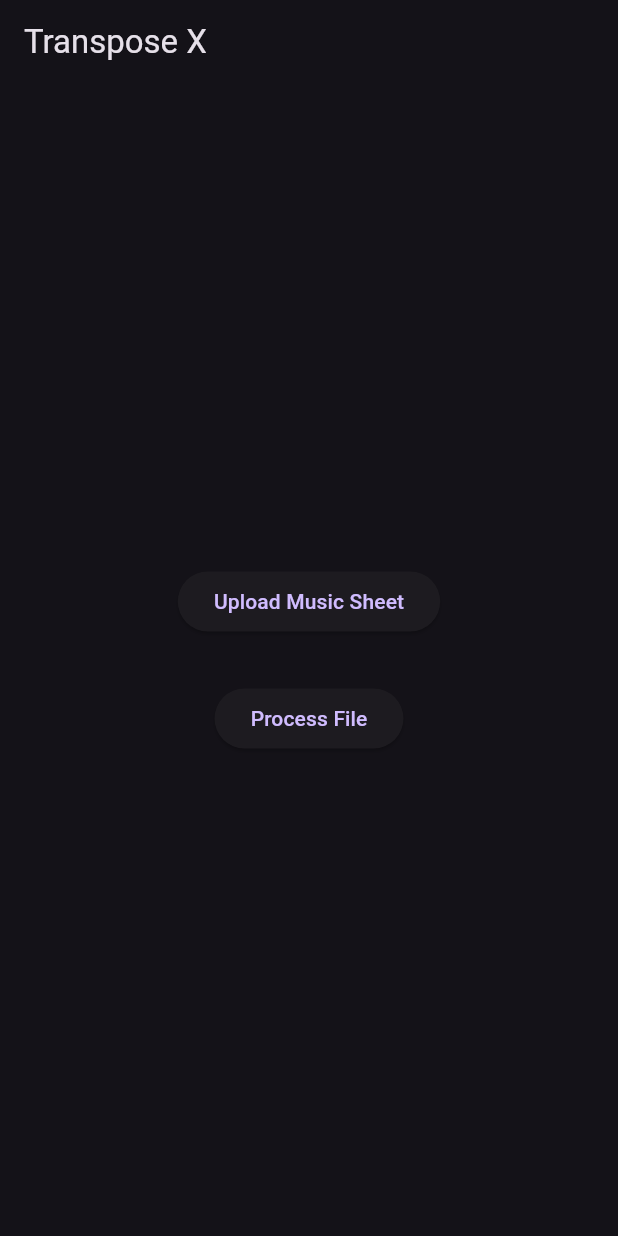
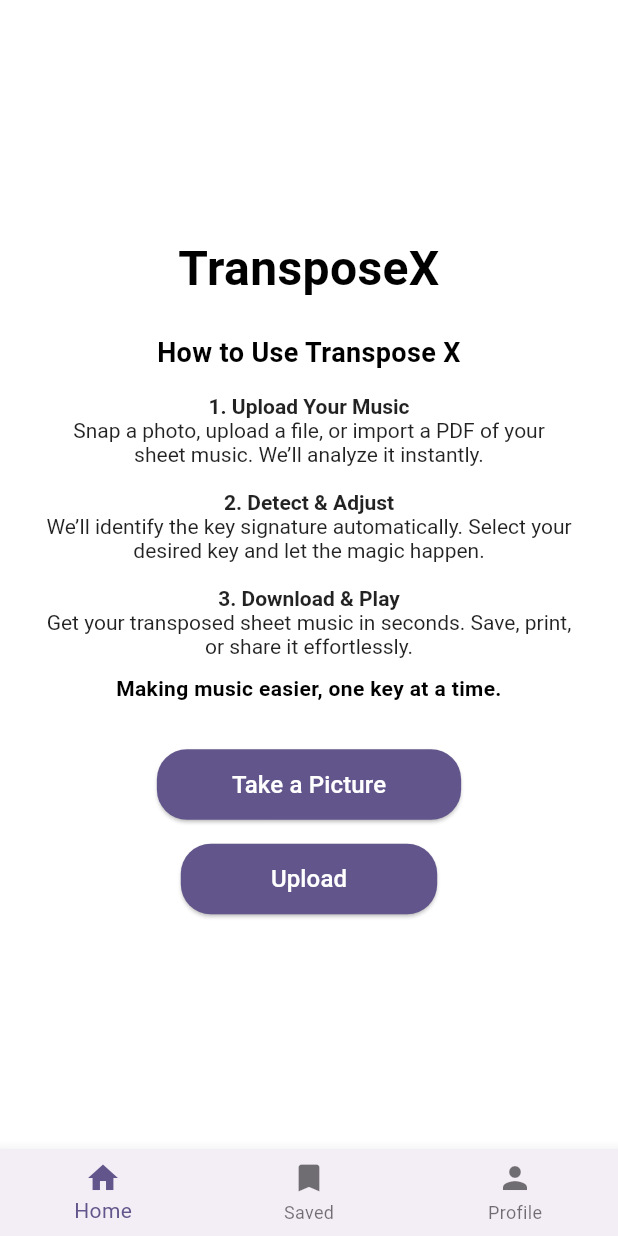
Before and after one commit to cchristinezhou/transposeX, a Flutter app: the screen it shows after launch, on a phone screen of 412 x 824 dp. Run offline on Flutter 3.47's test engine with Material 3 defaults, Android fonts, the phone set to English and light mode, and no system bars; our stand-ins replace webview_flutter.

Commit message:
set up nav flow & cleaned up home screen

```diff
--- a/transpose_x/lib/main.dart
+++ b/transpose_x/lib/main.dart
@@ -6,17 +6,15 @@ void main() {
   runApp(TransposeXApp());
 }
 
+
 class TransposeXApp extends StatelessWidget {
   @override
   Widget build(BuildContext context) {
     return MaterialApp(
+      debugShowCheckedModeBanner: false,
       title: 'Transpose X',
-      theme: ThemeData.dark(),
-      initialRoute: '/',
-      routes: {
-        '/': (context) => HomeScreen(),
-        '/viewSheet': (context) => ViewSheetScreen(xmlUrl: 'https://your-transposed-file.xml'),
-      },
+      theme: ThemeData.light(),
+      home: HomeScreen(),
     );
   }
 }
--- a/transpose_x/lib/screens/home_screen.dart
+++ b/transpose_x/lib/screens/home_screen.dart
@@ -1,6 +1,6 @@
 import 'package:flutter/material.dart';
-import 'package:file_picker/file_picker.dart';
-import '../services/api_service.dart';
+import 'saved_screen.dart';
+import 'profile_screen.dart';
 
 class HomeScreen extends StatefulWidget {
   @override
@@ -8,55 +8,149 @@ class HomeScreen extends StatefulWidget {
 }
 
 class _HomeScreenState extends State<HomeScreen> {
-  String? _filePath;
+  int _selectedIndex = 0; // Track selected tab index
 
-  void _pickFile() async {
-    FilePickerResult? result = await FilePicker.platform.pickFiles(
-      type: FileType.custom,
-      allowedExtensions: ['xml', 'pdf', 'jpeg', 'png'],
-    );
+  final List<Widget> _screens = [
+    HomeScreenContent(), // Actual home page content
+    SavedScreen(),       // Blank Saved screen
+    ProfileScreen(),     // Blank Profile screen
+  ];
 
-    if (result != null) {
-      setState(() {
-        _filePath = result.files.single.path;
-      });
-    }
-  }
-
-  void _uploadFile() async {
-    if (_filePath == null) return;
-
-    bool success = await ApiService.uploadFile(_filePath!);
-    if (success) {
-      ScaffoldMessenger.of(context).showSnackBar(
-        SnackBar(content: Text('File uploaded successfully!')),
-      );
-    } else {
-      ScaffoldMessenger.of(context).showSnackBar(
-        SnackBar(content: Text('Upload failed!')),
-      );
-    }
+  void _onItemTapped(int index) {
+    setState(() {
+      _selectedIndex = index; // Switch between screens
+    });
   }
 
   @override
   Widget build(BuildContext context) {
     return Scaffold(
-      appBar: AppBar(title: Text('Transpose X')),
-      body: Center(
+      body: Container(
+        color: Colors.white,
+        child: _screens[_selectedIndex],
+      ),
+      bottomNavigationBar: Container(
+        color: Color.fromARGB(255, 243, 237, 246),
+        child: BottomNavigationBar(
+          currentIndex: _selectedIndex,
+          selectedItemColor: Color.fromARGB(255, 98, 85, 139),
+          unselectedItemColor: Colors.black54,
+          backgroundColor: Color.fromARGB(255, 243, 237, 246),
+          onTap: _onItemTapped, // Handle taps
+          items: const [
+            BottomNavigationBarItem(icon: Icon(Icons.home), label: "Home"),
+            BottomNavigationBarItem(icon: Icon(Icons.bookmark), label: "Saved"),
+            BottomNavigationBarItem(icon: Icon(Icons.person), label: "Profile"),
+          ],
+        ),
+      ),
+    );
+  }
+}
+
+// Actual home screen content
+class HomeScreenContent extends StatelessWidget {
+  @override
+  Widget build(BuildContext context) {
+    return SafeArea(
+      child: Padding(
+        padding: EdgeInsets.symmetric(horizontal: 30),
         child: Column(
           mainAxisAlignment: MainAxisAlignment.center,
+          crossAxisAlignment: CrossAxisAlignment.center,
           children: [
-            ElevatedButton(
-              onPressed: _pickFile,
-              child: Text("Upload Music Sheet"),
+            Text(
+              "TransposeX",
+              style: TextStyle(
+                fontSize: 32,
+                fontWeight: FontWeight.bold,
+                color: Colors.black,
+              ),
+              textAlign: TextAlign.center,
+            ),
+            SizedBox(height: 20),
+            Text(
+              "How to Use Transpose X",
+              style: TextStyle(
+                fontSize: 18,
+                fontWeight: FontWeight.bold,
+                color: Colors.black,
+              ),
+              textAlign: TextAlign.center,
+            ),
+            SizedBox(height: 15),
+            RichText(
+              textAlign: TextAlign.center,
+              text: TextSpan(
+                style: TextStyle(fontSize: 14, color: Colors.black87),
+                children: [
+                  TextSpan(
+                    text: "1. Upload Your Music\n",
+                    style: TextStyle(fontWeight: FontWeight.bold),
+                  ),
+                  TextSpan(
+                    text: "Snap a photo, upload a file, or import a PDF of your sheet music. We’ll analyze it instantly.\n\n",
+                  ),
+                  TextSpan(
+                    text: "2. Detect & Adjust\n",
+                    style: TextStyle(fontWeight: FontWeight.bold),
+                  ),
+                  TextSpan(
+                    text: "We’ll identify the key signature automatically. Select your desired key and let the magic happen.\n\n",
+                  ),
+                  TextSpan(
+                    text: "3. Download & Play\n",
+                    style: TextStyle(fontWeight: FontWeight.bold),
+                  ),
+                  TextSpan(
+                    text: "Get your transposed sheet music in seconds. Save, print, or share it effortlessly.",
+                  ),
+                ],
+              ),
             ),
             SizedBox(height: 10),
-            if (_filePath != null)
-              Text("Selected: ${_filePath!.split('/').last}"),
-            SizedBox(height: 20),
+            Text(
+              "Making music easier, one key at a time.",
+              style: TextStyle(
+                fontSize: 14,
+                fontWeight: FontWeight.bold,
+                color: Colors.black,
+              ),
+              textAlign: TextAlign.center,
+            ),
+            SizedBox(height: 30),
             ElevatedButton(
-              onPressed: _uploadFile,
-              child: Text("Process File"),
+              onPressed: () {
+                // TODO: Implement Camera Function
+              },
+              style: ElevatedButton.styleFrom(
+                backgroundColor: Color.fromARGB(255, 98, 85, 139),
+                padding: EdgeInsets.symmetric(horizontal: 50, vertical: 12),
+                shape: RoundedRectangleBorder(
+                  borderRadius: BorderRadius.circular(20),
+                ),
+              ),
+              child: Text(
+                "Take a Picture",
+                style: TextStyle(fontSize: 16, color: Colors.white),
+              ),
+            ),
+            SizedBox(height: 15),
+            ElevatedButton(
+              onPressed: () {
+                // TODO: Implement File Upload
+              },
+              style: ElevatedButton.styleFrom(
+                backgroundColor: Color.fromARGB(255, 98, 85, 139),
+                padding: EdgeInsets.symmetric(horizontal: 60, vertical: 12),
+                shape: RoundedRectangleBorder(
+                  borderRadius: BorderRadius.circular(20),
+                ),
+              ),
+              child: Text(
+                "Upload",
+                style: TextStyle(fontSize: 16, color: Colors.white),
+              ),
             ),
           ],
         ),
--- /dev/null
+++ b/transpose_x/lib/screens/profile_screen.dart
@@ -0,0 +1,16 @@
+import 'package:flutter/material.dart';
+
+class ProfileScreen extends StatelessWidget {
+  @override
+  Widget build(BuildContext context) {
+    return Scaffold(
+      appBar: AppBar(title: Text("Profile")),
+      body: Center(
+        child: Text(
+          "Profile Screen - Work in Progress",
+          style: TextStyle(fontSize: 18),
+        ),
+      ),
+    );
+  }
+}
--- /dev/null
+++ b/transpose_x/lib/screens/saved_screen.dart
@@ -0,0 +1,16 @@
+import 'package:flutter/material.dart';
+
+class SavedScreen extends StatelessWidget {
+  @override
+  Widget build(BuildContext context) {
+    return Scaffold(
+      appBar: AppBar(title: Text("Saved")),
+      body: Center(
+        child: Text(
+          "Saved Screen - Work in Progress",
+          style: TextStyle(fontSize: 18),
+        ),
+      ),
+    );
+  }
+}
```
